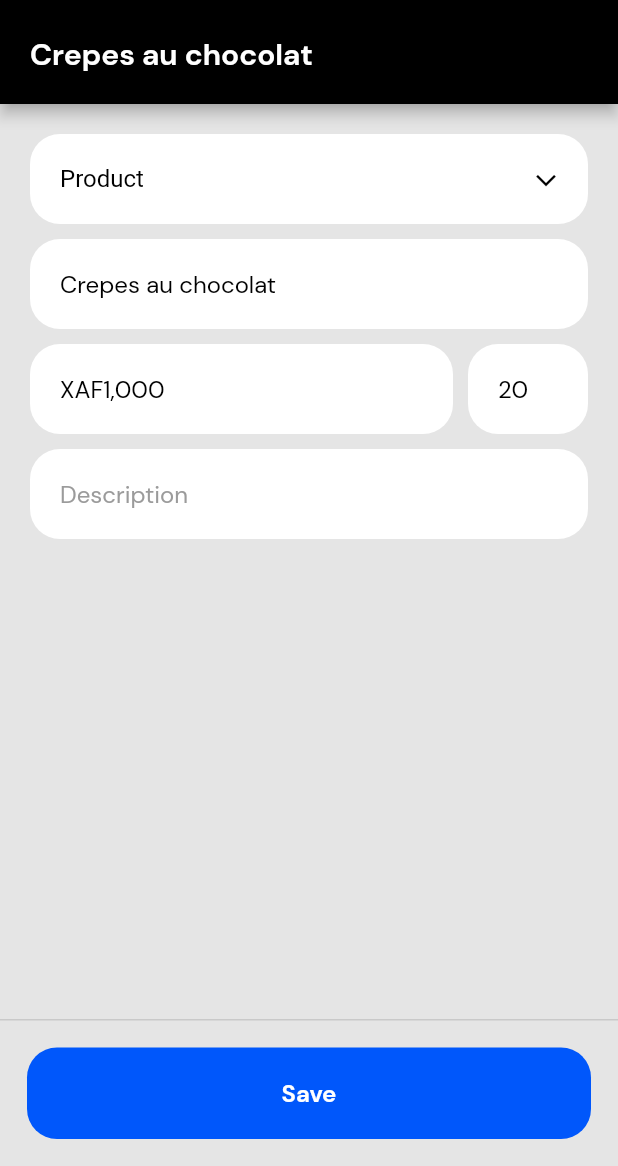
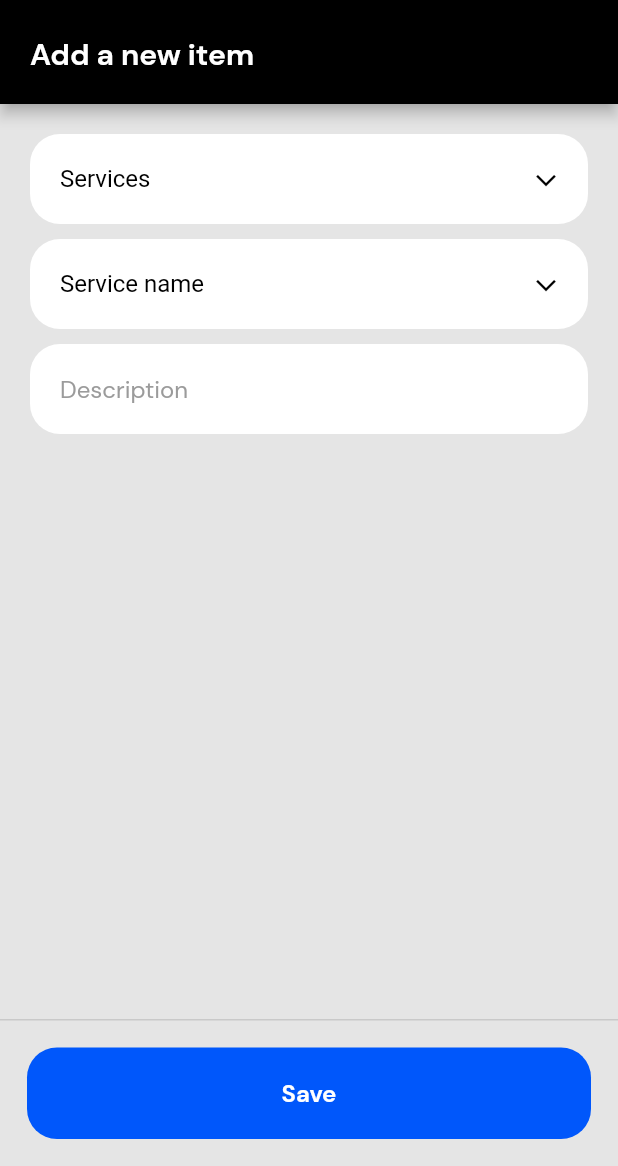
Before and after one commit to RandyKdev/basic_accounting_app, a Flutter app: the screen it shows after launch, on a phone screen of 412 x 824 dp, the part 70-1236 px from its top. Run offline on Flutter 3.47's test engine with Material 2 defaults, Android fonts, the phone set to English and light mode, and no system bars.

Commit message:
Add new service1 screen

```diff
--- a/lib/basic.dart
+++ b/lib/basic.dart
@@ -12,11 +12,14 @@ import 'package:basic/screens/auth/setup_account_screen.dart';
 import 'package:basic/screens/auth/verify_number_screen.dart';
 import 'package:basic/screens/dashboard/dashboard_screen.dart';
 import 'package:basic/screens/main/main_screen.dart';
+import 'package:basic/screens/new/new_item_screen.dart';
 import 'package:basic/screens/new/new_product_screen.dart';
+import 'package:basic/screens/new/new_service1_screen.dart';
 import 'package:basic/screens/new/new_service_screen.dart';
 import 'package:basic/screens/sales/sales_screen.dart';
 import 'package:basic/screens/upload/upload_item_screen.dart';
 import 'package:basic/screens/upload/upload_product_screen.dart';
+import 'package:basic/screens/upload/upload_service1_screen.dart';
 import 'package:basic/screens/upload/upload_service_screen.dart';
 import 'package:flutter/material.dart';
 
@@ -59,7 +62,7 @@ class Basic extends StatelessWidget {
         primaryColor: primaryColor,
         scaffoldBackgroundColor: desaturatedGreyColor,
       ),
-      home: UploadItemScreen(),
+      home: NewService1Screen(),
       debugShowCheckedModeBanner: false,
     );
   }
--- /dev/null
+++ b/lib/screens/new/new_service1_screen.dart
@@ -0,0 +1,217 @@
+import 'package:basic/Enums/button_size_enums.dart';
+import 'package:basic/constants/color_constants.dart';
+import 'package:basic/constants/textstyle_constants.dart';
+import 'package:basic/widgets/button_widget.dart';
+import 'package:flutter/material.dart';
+import 'package:flutter/services.dart';
+
+class NewService1Screen extends StatelessWidget {
+  const NewService1Screen({Key? key}) : super(key: key);
+
+  @override
+  Widget build(BuildContext context) {
+    SystemChrome.setEnabledSystemUIOverlays([
+      SystemUiOverlay.top,
+      SystemUiOverlay.bottom,
+    ]);
+
+    SystemChrome.setSystemUIOverlayStyle(SystemUiOverlayStyle(
+      statusBarColor: primaryColor,
+      statusBarBrightness: Brightness.dark,
+      systemNavigationBarIconBrightness: Brightness.dark,
+      statusBarIconBrightness: Brightness.light,
+      systemNavigationBarColor: desaturatedGreyColor,
+    ));
+
+    return Scaffold(
+      appBar: AppBar(
+        brightness: Brightness.dark,
+        backgroundColor: primaryColor,
+        title: FittedBox(
+          child: InkWell(
+            onTap: () {
+              Navigator.of(context).pop();
+            },
+            child: Container(
+              padding: EdgeInsets.symmetric(
+                vertical: 10,
+                horizontal: 10,
+              ),
+              decoration: BoxDecoration(
+                  color: lightWhiteColor,
+                  borderRadius: BorderRadius.all(Radius.circular(10))),
+              child: Row(
+                children: [
+                  Icon(
+                    Icons.arrow_back_ios,
+                    size: 17,
+                  ),
+                  SizedBox(width: 15),
+                  Text(
+                    'Return',
+                    style: labelBoldTextStyle,
+                  ),
+                ],
+              ),
+            ),
+          ),
+        ),
+        automaticallyImplyLeading: false,
+        bottom: PreferredSize(
+          child: Container(
+            margin: EdgeInsets.only(
+              left: 20,
+              bottom: 20,
+            ),
+            child: Align(
+              alignment: Alignment.topLeft,
+              child: Text(
+                'Add a new item',
+                style: h6TextStyle.merge(TextStyle(color: whiteColor)),
+              ),
+            ),
+          ),
+          preferredSize: Size.fromHeight(60),
+        ),
+      ),
+      body: SingleChildScrollView(
+        child: Container(
+          padding: EdgeInsets.all(20),
+          child: Column(
+            children: [
+              Container(
+                padding: EdgeInsets.symmetric(vertical: 20, horizontal: 20),
+                height: 60,
+                decoration: BoxDecoration(
+                  color: whiteColor,
+                  borderRadius: BorderRadius.all(
+                    Radius.circular(20),
+                  ),
+                ),
+                child: SizedBox(
+                  width: double.infinity,
+                  child: DropdownButtonHideUnderline(
+                    child: DropdownButton(
+                      style:
+                          bodyTextStyle.merge(TextStyle(color: primaryColor)),
+                      hint: Text(
+                        'Services',
+                        style:
+                            bodyTextStyle.merge(TextStyle(color: primaryColor)),
+                      ),
+                      onChanged: (String? t) {},
+                      icon: Padding(
+                        padding: const EdgeInsets.only(
+                          left: 10,
+                          bottom: 5,
+                        ),
+                        child: RotatedBox(
+                          quarterTurns: 3,
+                          child: Icon(
+                            Icons.arrow_back_ios,
+                            size: 16,
+                            color: primaryColor,
+                          ),
+                        ),
+                      ),
+                      items: [
+                        DropdownMenuItem(
+                          value: 'Buea',
+                          child: Text('Buea'),
+                        ),
+                      ],
+                    ),
+                  ),
+                ),
+              ),
+              SizedBox(height: 10),
+              Container(
+                padding: EdgeInsets.symmetric(vertical: 20, horizontal: 20),
+                height: 60,
+                decoration: BoxDecoration(
+                  color: whiteColor,
+                  borderRadius: BorderRadius.all(
+                    Radius.circular(20),
+                  ),
+                ),
+                child: SizedBox(
+                  width: double.infinity,
+                  child: DropdownButtonHideUnderline(
+                    child: DropdownButton(
+                      style:
+                          bodyTextStyle.merge(TextStyle(color: primaryColor)),
+                      hint: Text(
+                        'Service name',
+                        style:
+                            bodyTextStyle.merge(TextStyle(color: primaryColor)),
+                      ),
+                      onChanged: (String? t) {},
+                      icon: Padding(
+                        padding: const EdgeInsets.only(
+                          left: 10,
+                          bottom: 5,
+                        ),
+                        child: RotatedBox(
+                          quarterTurns: 3,
+                          child: Icon(
+                            Icons.arrow_back_ios,
+                            size: 16,
+                            color: primaryColor,
+                          ),
+                        ),
+                      ),
+                      items: [
+                        DropdownMenuItem(
+                          value: 'Buea',
+                          child: Text('Buea'),
+                        ),
+                      ],
+                    ),
+                  ),
+                ),
+              ),
+              SizedBox(height: 10),
+              Container(
+                padding: EdgeInsets.symmetric(
+                  vertical: 20,
+                  horizontal: 20,
+                ),
+                height: 60,
+                decoration: BoxDecoration(
+                  color: whiteColor,
+                  borderRadius: BorderRadius.all(
+                    Radius.circular(20),
+                  ),
+                ),
+                child: TextField(
+                  keyboardType: TextInputType.number,
+                  decoration: InputDecoration(
+                    hintText: 'Description',
+                    hintStyle:
+                        bodyTextStyle.merge(TextStyle(color: lightGreyColor)),
+                    contentPadding: EdgeInsets.symmetric(vertical: 8),
+                    enabledBorder: InputBorder.none,
+                  ),
+                ),
+              ),
+              SizedBox(height: 20),
+            ],
+          ),
+        ),
+      ),
+      persistentFooterButtons: [
+        Container(
+            padding: EdgeInsets.all(10),
+            color: desaturatedGreyColor,
+            child: ButtonWidget(
+              backgroundColor: accentColor!,
+              loading: false,
+              onTap: () {},
+              size: ButtonSize.big,
+              text: 'Save',
+              textColor: whiteColor!,
+            )),
+      ],
+    );
+  }
+}
```
Also changed, not shown: lib/screens/new/new_item_screen.dart (added, +253 -0 lines).
